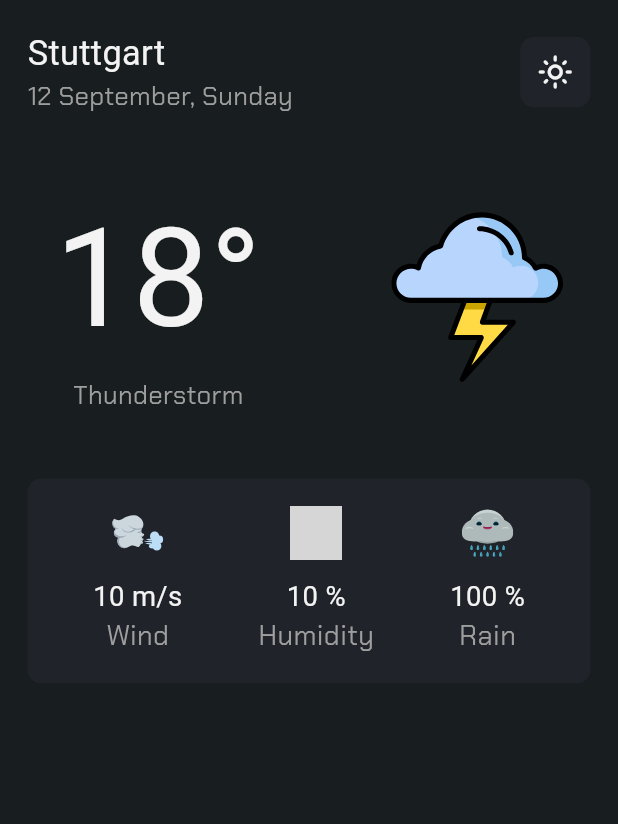
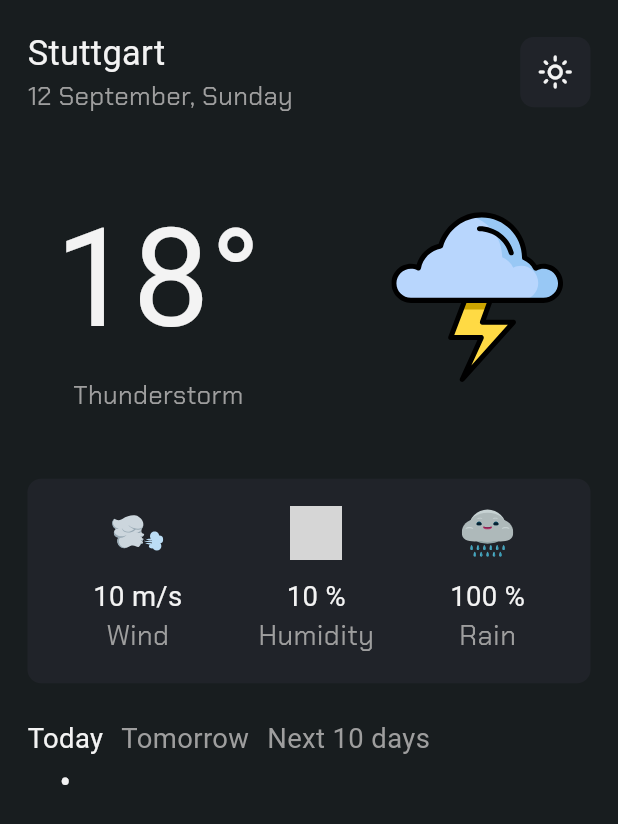
Before and after one commit to BabaVoos/Weather_App, a Flutter app: the screen it shows after launch, on a phone screen of 412 x 824 dp. Shown: the top 824 px of the screen. Run offline on Flutter 3.47's test engine with Material 3 defaults, Android fonts, the phone set to English and light mode, and no system bars; our stand-ins replace flutter_screenutil, flutter_svg, google_fonts; grey boxes are pictures that could not be loaded.

Commit message:
🌦️ Added WeatherDaysSelection & WeatherDaysSelectionSelectedItem widgets

```diff
--- a/lib/core/theming/text_styles.dart
+++ b/lib/core/theming/text_styles.dart
@@ -13,6 +13,12 @@ class TextStylesManager {
 
   static TextStyle font16WhiteRegular = GoogleFonts.russoOne(
     color: ColorsManager.whiteColor,
+    fontSize: 16.sp,
+    fontWeight: FontWeightHelper.regular,
+  );
+
+  static TextStyle font16GreyRegularRussonOne = GoogleFonts.russoOne(
+    color: Colors.grey,
     fontSize: 16.sp,
     fontWeight: FontWeightHelper.regular,
   );
--- a/lib/features/home/ui/home_screen.dart
+++ b/lib/features/home/ui/home_screen.dart
@@ -3,6 +3,7 @@ import 'package:flutter_screenutil/flutter_screenutil.dart';
 import '../../../core/helpers/spacing.dart';
 import 'widgets/tempratutre_and_icon.dart';
 import 'widgets/home_screen.dart';
+import 'widgets/weather_days_selection.dart';
 import 'widgets/weather_details.dart';
 
 class HomeScreen extends StatelessWidget {
@@ -22,6 +23,8 @@ class HomeScreen extends StatelessWidget {
               const TempratutreAndIcon(),
               verticalSpacing(20),
               const WeatherDetails(),
+              verticalSpacing(20),
+              const WeatherDaysSelection(),
             ],
           ),
         ),
--- /dev/null
+++ b/lib/features/home/ui/widgets/weather_days_selection.dart
@@ -0,0 +1,56 @@
+import 'package:flutter/material.dart';
+import 'package:flutter_screenutil/flutter_screenutil.dart';
+import '../../../../core/theming/text_styles.dart';
+import 'weather_days_selection_selected_item.dart';
+
+class WeatherDaysSelection extends StatefulWidget {
+  const WeatherDaysSelection({
+    super.key,
+  });
+
+  @override
+  State<WeatherDaysSelection> createState() => _WeatherDaysSelectionState();
+}
+
+class _WeatherDaysSelectionState extends State<WeatherDaysSelection> {
+  final List<String> _titles = ['Today', 'Tomorrow', 'Next 10 days'];
+
+  int _selctedItemIndex = 0;
+
+  @override
+  Widget build(BuildContext context) {
+    return Row(
+      crossAxisAlignment: CrossAxisAlignment.start,
+      children: List.generate(
+        _titles.length,
+        (index) {
+          return buildDayItem(index);
+        },
+      ),
+    );
+  }
+
+  Padding buildDayItem(int index) {
+    return Padding(
+      padding: EdgeInsets.only(right: 10.h),
+      child: GestureDetector(
+        onTap: () {
+          setState(() {
+            _selctedItemIndex = index;
+          });
+        },
+        child: AnimatedSwitcher(
+          duration: const Duration(milliseconds: 300),
+          child: _selctedItemIndex == index
+              ? WeatherDaysSelectionSelectedItem(
+                  title: _titles[index],
+                )
+              : Text(
+                  _titles[index],
+                  style: TextStylesManager.font16GreyRegularRussonOne,
+                ),
+        ),
+      ),
+    );
+  }
+}
--- /dev/null
+++ b/lib/features/home/ui/widgets/weather_days_selection_selected_item.dart
@@ -0,0 +1,26 @@
+import 'package:flutter/material.dart';
+import 'package:weather_app/core/theming/text_styles.dart';
+
+class WeatherDaysSelectionSelectedItem extends StatelessWidget {
+  final String title;
+  const WeatherDaysSelectionSelectedItem({
+    super.key,
+    required this.title,
+  });
+
+  @override
+  Widget build(BuildContext context) {
+    return Column(
+      children: [
+        Text(
+          title,
+          style: TextStylesManager.font16WhiteRegular,
+        ),
+        Text(
+          '•',
+          style: TextStylesManager.font20WhiteRegular,
+        ),
+      ],
+    );
+  }
+}
```
